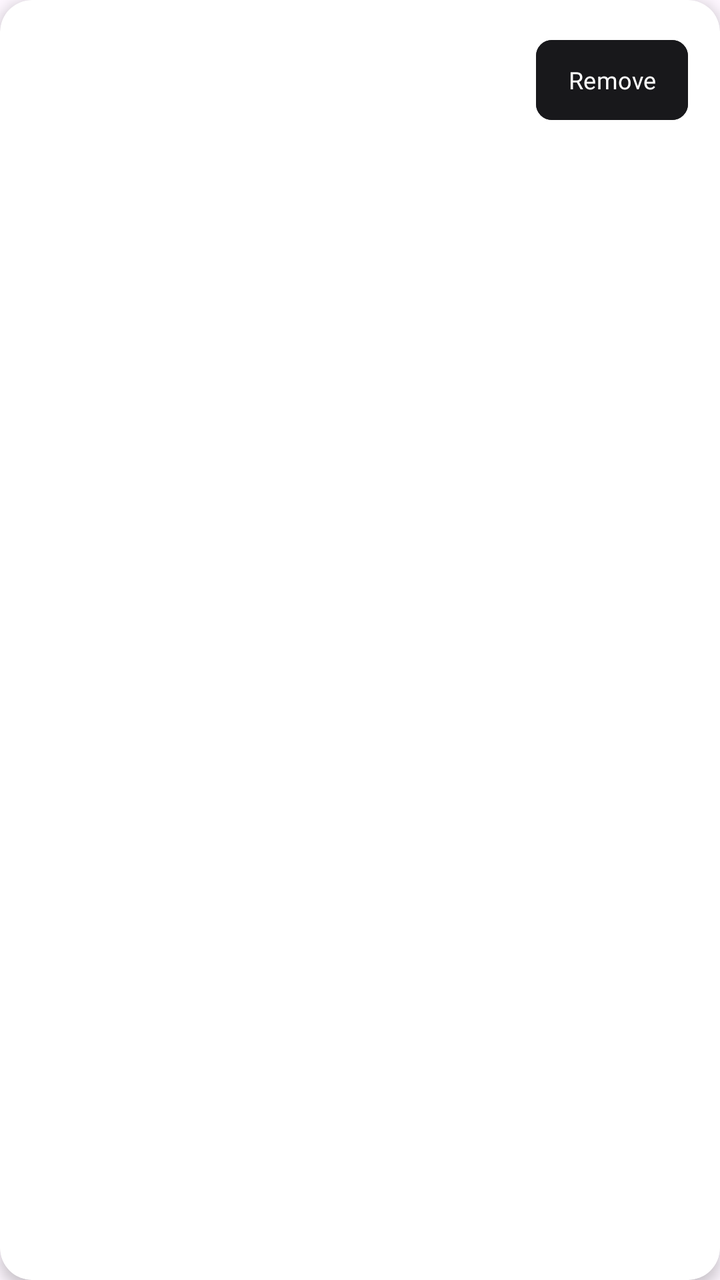
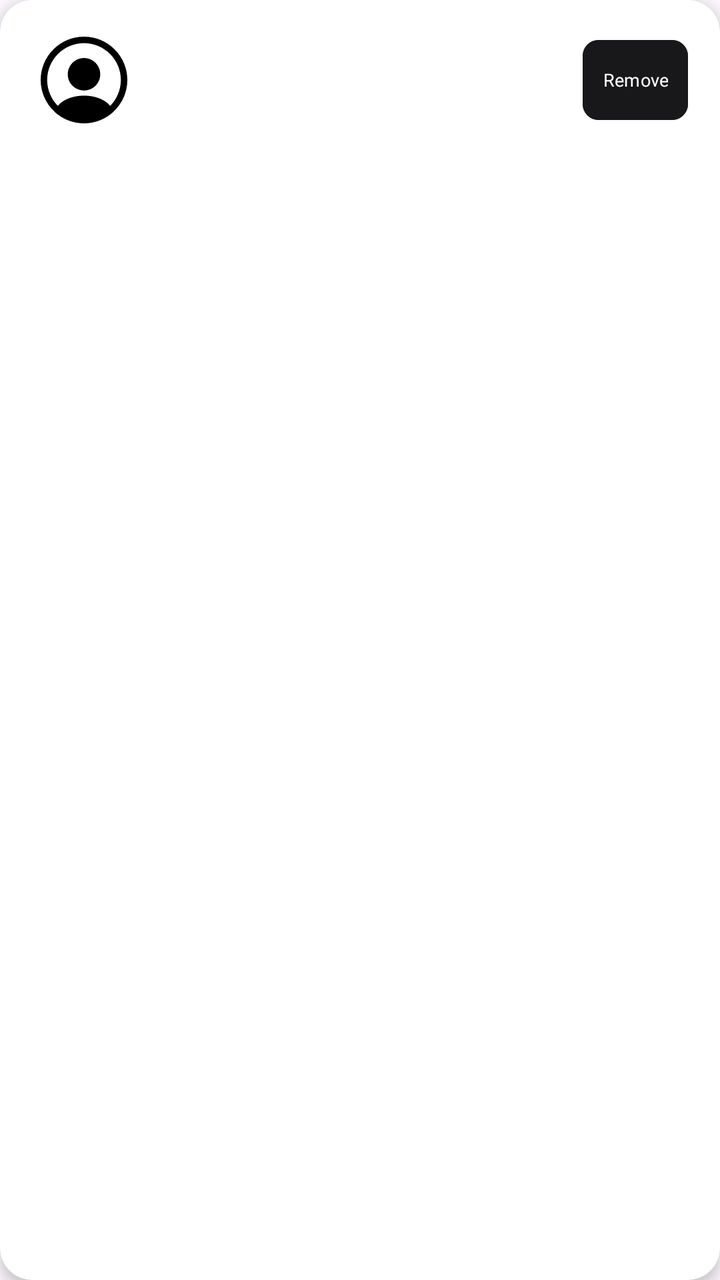

Screens rendered from an Android XML layout before and after an edit, with the pre-edit source and the edit as a unified diff.
<!-- AndroidManifest.xml: application theme Theme.Travel -->
<!-- res/layout/item_friend.xml -->
<?xml version="1.0" encoding="utf-8"?>
<androidx.cardview.widget.CardView
    xmlns:android="http://schemas.android.com/apk/res/android"
    xmlns:app="http://schemas.android.com/apk/res-auto"
    android:layout_width="match_parent"
    android:layout_height="wrap_content"
    android:layout_marginHorizontal="12dp"
    android:layout_marginVertical="6dp"
    app:cardCornerRadius="16dp"
    app:cardElevation="4dp"
    app:cardBackgroundColor="@color/white">

    <androidx.constraintlayout.widget.ConstraintLayout
        android:layout_width="match_parent"
        android:layout_height="wrap_content"
        android:padding="16dp">

        <TextView
            android:id="@+id/displayNameText"
            android:layout_width="0dp"
            android:layout_height="wrap_content"
            android:textSize="14sp"
            android:textColor="@color/text_primary"
            android:fontFamily="@font/mont_bold"
            android:maxLines="1"
            android:ellipsize="end"
            app:layout_constraintTop_toTopOf="parent"
            app:layout_constraintStart_toStartOf="parent"
            app:layout_constraintEnd_toStartOf="@id/actionButton"
            android:layout_marginEnd="12dp" />

        <TextView
            android:id="@+id/usernameText"
            android:layout_width="0dp"
            android:layout_height="wrap_content"
            android:layout_marginTop="2dp"
            android:textSize="12sp"
            android:textColor="@color/text_secondary"
            android:fontFamily="@font/mont_regular"
            android:maxLines="1"
            android:ellipsize="end"
            app:layout_constraintTop_toBottomOf="@id/displayNameText"
            app:layout_constraintStart_toStartOf="parent"
            app:layout_constraintEnd_toStartOf="@id/actionButton"
            android:layout_marginEnd="12dp" />

        <com.google.android.material.button.MaterialButton
            android:id="@+id/actionButton"
            android:layout_width="wrap_content"
            android:layout_height="wrap_content"
            android:text="Remove"
            android:textSize="12sp"
            android:textAllCaps="false"
            android:backgroundTint="@color/button_primary"
            android:textColor="@color/button_primary_text"
            android:fontFamily="@font/mont_bold"
            android:minWidth="0dp"
            android:paddingHorizontal="16dp"
            app:cornerRadius="8dp"
            app:layout_constraintEnd_toEndOf="parent"
            app:layout_constraintTop_toTopOf="parent"
            app:layout_constraintBottom_toBottomOf="parent" />

    </androidx.constraintlayout.widget.ConstraintLayout>

</androidx.cardview.widget.CardView>
<!-- resources referenced by this layout -->
<resources>
  <color name="button_primary">#FF18181B</color>
  <color name="button_primary_text">#FFFFFFFF</color>
  <color name="text_primary">#FF18181B</color>
  <color name="text_secondary">#FFA1A1AA</color>
  <color name="white">#FFFFFFFF</color>
  <style name="Theme.Travel" parent="Theme.Material3.DayNight.NoActionBar">
          <item name="colorPrimary">#2196F3</item>
          <item name="colorOnPrimary">@android:color/white</item>
      </style>
</resources>

<!-- the commit's change to res/layout/item_friend.xml (unified diff, before → after) -->
@@ -2,6 +2,7 @@
 <androidx.cardview.widget.CardView
     xmlns:android="http://schemas.android.com/apk/res/android"
     xmlns:app="http://schemas.android.com/apk/res-auto"
+    xmlns:tools="http://schemas.android.com/tools"
     android:layout_width="match_parent"
     android:layout_height="wrap_content"
     android:layout_marginHorizontal="12dp"
@@ -15,47 +16,57 @@
         android:layout_height="wrap_content"
         android:padding="16dp">
 
+        <ImageView
+            android:id="@+id/profilePicture"
+            android:layout_width="52dp"
+            android:layout_height="48dp"
+            android:scaleType="centerCrop"
+            android:src="@drawable/ic_profile"
+            app:layout_constraintBottom_toBottomOf="parent"
+            app:layout_constraintStart_toStartOf="parent"
+            app:layout_constraintTop_toTopOf="parent" />
+
         <TextView
             android:id="@+id/displayNameText"
             android:layout_width="0dp"
             android:layout_height="wrap_content"
-            android:textSize="14sp"
-            android:textColor="@color/text_primary"
+            android:layout_marginEnd="12dp"
+            android:ellipsize="end"
             android:fontFamily="@font/mont_bold"
             android:maxLines="1"
-            android:ellipsize="end"
-            app:layout_constraintTop_toTopOf="parent"
-            app:layout_constraintStart_toStartOf="parent"
+            android:textColor="@color/text_primary"
+            android:textSize="16sp"
             app:layout_constraintEnd_toStartOf="@id/actionButton"
-            android:layout_marginEnd="12dp" />
+            app:layout_constraintStart_toEndOf="@+id/profilePicture"
+            app:layout_constraintTop_toTopOf="@+id/profilePicture" />
 
         <TextView
             android:id="@+id/usernameText"
             android:layout_width="0dp"
             android:layout_height="wrap_content"
             android:layout_marginTop="2dp"
-            android:textSize="12sp"
-            android:textColor="@color/text_secondary"
+            android:layout_marginEnd="12dp"
+            android:ellipsize="end"
             android:fontFamily="@font/mont_regular"
             android:maxLines="1"
-            android:ellipsize="end"
-            app:layout_constraintTop_toBottomOf="@id/displayNameText"
-            app:layout_constraintStart_toStartOf="parent"
+            android:textColor="@color/text_secondary"
+            android:textSize="12sp"
             app:layout_constraintEnd_toStartOf="@id/actionButton"
-            android:layout_marginEnd="12dp" />
+            app:layout_constraintStart_toEndOf="@+id/profilePicture"
+            app:layout_constraintTop_toBottomOf="@id/displayNameText" />
 
         <com.google.android.material.button.MaterialButton
             android:id="@+id/actionButton"
             android:layout_width="wrap_content"
             android:layout_height="wrap_content"
             android:text="Remove"
-            android:textSize="12sp"
+            android:textSize="9sp"
             android:textAllCaps="false"
             android:backgroundTint="@color/button_primary"
             android:textColor="@color/button_primary_text"
             android:fontFamily="@font/mont_bold"
             android:minWidth="0dp"
-            android:paddingHorizontal="16dp"
+            android:paddingHorizontal="10dp"
             app:cornerRadius="8dp"
             app:layout_constraintEnd_toEndOf="parent"
             app:layout_constraintTop_toTopOf="parent"
<!-- resource entries referenced after the edit -->
@@ -5,6 +5,19 @@
   <color name="text_primary">#FF18181B</color>
   <color name="text_secondary">#FFA1A1AA</color>
   <color name="white">#FFFFFFFF</color>
+  <!-- drawable ic_profile (drawable) -->
+  <vector xmlns:android="http://schemas.android.com/apk/res/android"
+      android:width="200dp"
+      android:height="200dp"
+      android:viewportWidth="24"
+      android:viewportHeight="24">
+    <path
+        android:pathData="M22,12C22,6.49 17.51,2 12,2C6.49,2 2,6.49 2,12C2,14.9 3.25,17.51 5.23,19.34C5.23,19.35 5.23,19.35 5.22,19.36C5.32,19.46 5.44,19.54 5.54,19.63C5.6,19.68 5.65,19.73 5.71,19.77C5.89,19.92 6.09,20.06 6.28,20.2C6.35,20.25 6.41,20.29 6.48,20.34C6.67,20.47 6.87,20.59 7.08,20.7C7.15,20.74 7.23,20.79 7.3,20.83C7.5,20.94 7.71,21.04 7.93,21.13C8.01,21.17 8.09,21.21 8.17,21.24C8.39,21.33 8.61,21.41 8.83,21.48C8.91,21.51 8.99,21.54 9.07,21.56C9.31,21.63 9.55,21.69 9.79,21.75C9.86,21.77 9.93,21.79 10.01,21.8C10.29,21.86 10.57,21.9 10.86,21.93C10.9,21.93 10.94,21.94 10.98,21.95C11.32,21.98 11.66,22 12,22C12.34,22 12.68,21.98 13.01,21.95C13.05,21.95 13.09,21.94 13.13,21.93C13.42,21.9 13.7,21.86 13.98,21.8C14.05,21.79 14.12,21.76 14.2,21.75C14.44,21.69 14.69,21.64 14.92,21.56C15,21.53 15.08,21.5 15.16,21.48C15.38,21.4 15.61,21.33 15.82,21.24C15.9,21.21 15.98,21.17 16.06,21.13C16.27,21.04 16.48,20.94 16.69,20.83C16.77,20.79 16.84,20.74 16.91,20.7C17.11,20.58 17.31,20.47 17.51,20.34C17.58,20.3 17.64,20.25 17.71,20.2C17.91,20.06 18.1,19.92 18.28,19.77C18.34,19.72 18.39,19.67 18.45,19.63C18.56,19.54 18.67,19.45 18.77,19.36C18.77,19.35 18.77,19.35 18.76,19.34C20.75,17.51 22,14.9 22,12ZM16.94,16.97C14.23,15.15 9.79,15.15 7.06,16.97C6.62,17.26 6.26,17.6 5.96,17.97C4.44,16.43 3.5,14.32 3.5,12C3.5,7.31 7.31,3.5 12,3.5C16.69,3.5 20.5,7.31 20.5,12C20.5,14.32 19.56,16.43 18.04,17.97C17.75,17.6 17.38,17.26 16.94,16.97Z"
+        android:fillColor="#000000"/>
+    <path
+        android:pathData="M12,6.93C9.93,6.93 8.25,8.61 8.25,10.68C8.25,12.71 9.84,14.36 11.95,14.42C11.98,14.42 12.02,14.42 12.04,14.42C12.06,14.42 12.09,14.42 12.11,14.42C12.12,14.42 12.13,14.42 12.13,14.42C14.15,14.35 15.74,12.71 15.75,10.68C15.75,8.61 14.07,6.93 12,6.93Z"
+        android:fillColor="#000000"/>
+  </vector>
   <style name="Theme.Travel" parent="Theme.Material3.DayNight.NoActionBar">
           <item name="colorPrimary">#2196F3</item>
           <item name="colorOnPrimary">@android:color/white</item>
